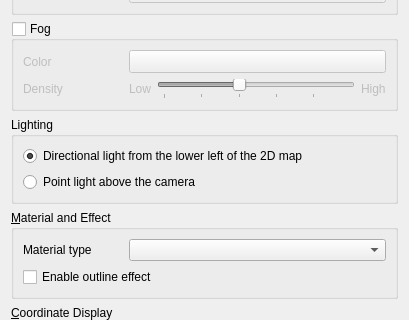
This is ui/sceneproperties.ui in minorua/Qgis2threejs as Qt 5 draws it before an edit; both pictures show x 0 to 409 and y 386 to 706 of the 409 by 836 pixel window. The edited form follows.
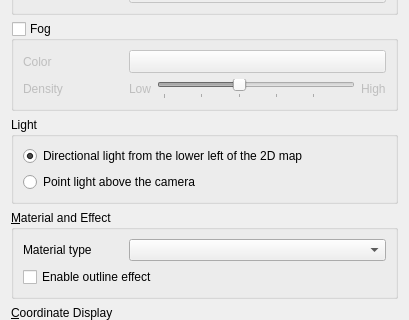
This is the edited form. Custom widgets are drawn as their Qt base class.

Commit message: do not rebuild scene if only light type is changed

What changed in the file:
```diff
--- a/ui/sceneproperties.ui
+++ b/ui/sceneproperties.ui
@@ -296,7 +296,7 @@
    <item>
     <widget class="QGroupBox" name="groupBox_5">
      <property name="title">
-      <string>Lighting</string>
+      <string>Light</string>
      </property>
      <layout class="QVBoxLayout" name="verticalLayout_2">
       <item>
```
The commit also changes 4 other files.
